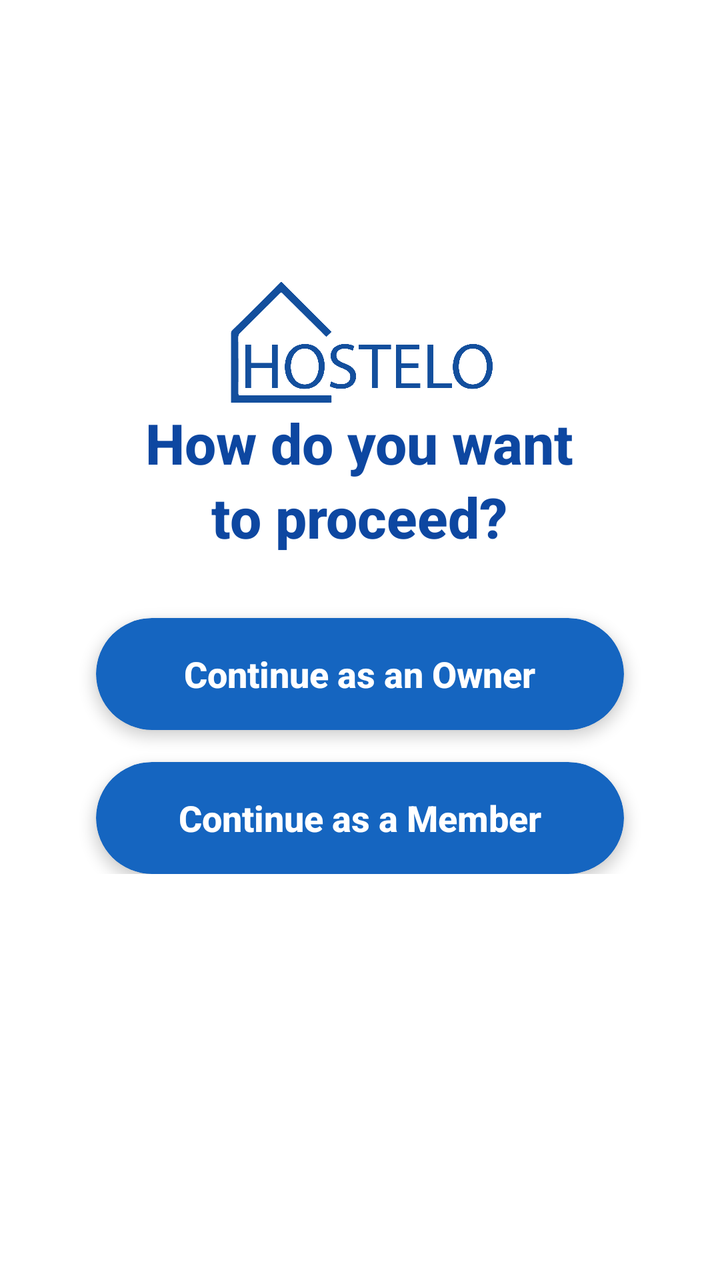
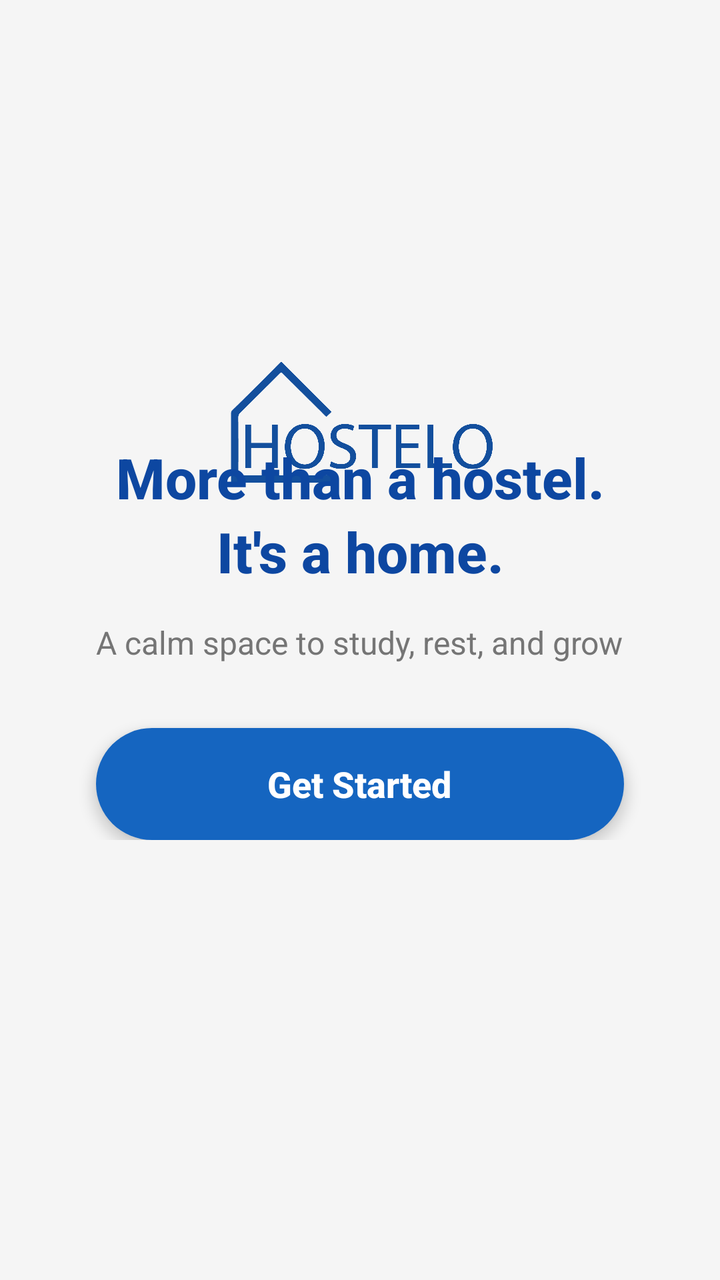

The first picture is an Android layout as it rendered before a commit; the second is the same layout after the commit. The layout source and the unified diff follow.
<!-- AndroidManifest.xml: application theme Theme.Hostello -->
<!-- res/layout/activity_intro.xml -->
<?xml version="1.0" encoding="utf-8"?>
<RelativeLayout xmlns:android="http://schemas.android.com/apk/res/android"
    xmlns:app="http://schemas.android.com/apk/res-auto"
    android:layout_width="match_parent"
    android:layout_height="match_parent"
    android:background="#FFFFFF">

    
    <ImageView
        android:id="@+id/logo"
        android:layout_width="320dp"
        android:layout_height="200dp"
        android:layout_centerHorizontal="true"
        android:layout_marginTop="80dp"
        android:src="@drawable/host_logo_02"
        android:scaleType="fitCenter"
        android:contentDescription="@string/logo" />

    
    <LinearLayout
        android:layout_width="match_parent"
        android:layout_height="wrap_content"
        android:layout_centerInParent="true"
        android:orientation="vertical"
        android:gravity="center"
        android:paddingStart="32dp"
        android:paddingEnd="32dp">

        
        <TextView
            android:id="@+id/main_heading"
            android:layout_width="wrap_content"
            android:layout_height="wrap_content"
            android:text="@string/how_do_you_want_to_proceed"
            android:textSize="28sp"
            android:textColor="#0D47A1"
            android:textStyle="bold"
            android:gravity="center"
            android:lineSpacingExtra="4dp"
            android:fontFamily="sans-serif-medium" />

        
        <androidx.cardview.widget.CardView
            android:id="@+id/owner_button"
            android:layout_width="match_parent"
            android:layout_height="56dp"
            android:layout_marginTop="32dp"
            android:layout_marginStart="16dp"
            android:layout_marginEnd="16dp"
            app:cardCornerRadius="28dp"
            app:cardElevation="4dp"
            app:cardBackgroundColor="#1565C0"
            android:clickable="true"
            android:focusable="true"
            android:foreground="?android:attr/selectableItemBackground">

            <TextView
                android:layout_width="wrap_content"
                android:layout_height="wrap_content"
                android:layout_gravity="center"
                android:text="@string/continue_as_owner"
                android:textColor="#FFFFFF"
                android:textSize="18sp"
                android:textStyle="bold"
                android:fontFamily="sans-serif-medium" />

        </androidx.cardview.widget.CardView>

        
        <androidx.cardview.widget.CardView
            android:id="@+id/member_button"
            android:layout_width="match_parent"
            android:layout_height="56dp"
            android:layout_marginTop="16dp"
            android:layout_marginStart="16dp"
            android:layout_marginEnd="16dp"
            app:cardCornerRadius="28dp"
            app:cardElevation="4dp"
            app:cardBackgroundColor="#1565C0"
            android:clickable="true"
            android:focusable="true"
            android:foreground="?android:attr/selectableItemBackground">

            <TextView
                android:layout_width="wrap_content"
                android:layout_height="wrap_content"
                android:layout_gravity="center"
                android:text="@string/continue_as_member"
                android:textColor="#FFFFFF"
                android:textSize="18sp"
                android:textStyle="bold"
                android:fontFamily="sans-serif-medium" />

        </androidx.cardview.widget.CardView>

    </LinearLayout>

</RelativeLayout>
<!-- resources referenced by this layout -->
<resources>
  <!-- drawable host_logo_02: png bitmap (drawable, 61729 bytes) -->
  <string name="continue_as_member">Continue as a Member</string>
  <string name="continue_as_owner">Continue as an Owner</string>
  <string name="how_do_you_want_to_proceed">How do you want\nto proceed?</string>
  <string name="logo">Hostello Logo</string>
  <style name="Theme.Hostello" parent="Base.Theme.Hostello" />
  <style name="Base.Theme.Hostello" parent="Theme.Material3.DayNight.NoActionBar">
          <item name="colorPrimary">@color/black</item>
      </style>
  <color name="black">#FF000000</color>
</resources>

<!-- the commit's change to res/layout/activity_intro.xml (unified diff, before → after) -->
@@ -3,7 +3,7 @@
     xmlns:app="http://schemas.android.com/apk/res-auto"
     android:layout_width="match_parent"
     android:layout_height="match_parent"
-    android:background="#FFFFFF">
+    android:background="#F5F5F5">
 
     
     <ImageView
@@ -11,10 +11,10 @@
         android:layout_width="320dp"
         android:layout_height="200dp"
         android:layout_centerHorizontal="true"
-        android:layout_marginTop="80dp"
+        android:layout_marginTop="120dp"
         android:src="@drawable/host_logo_02"
         android:scaleType="fitCenter"
-        android:contentDescription="@string/logo" />
+        android:contentDescription="Hostello Logo" />
 
     
     <LinearLayout
@@ -23,15 +23,15 @@
         android:layout_centerInParent="true"
         android:orientation="vertical"
         android:gravity="center"
-        android:paddingStart="32dp"
-        android:paddingEnd="32dp">
+        android:paddingLeft="32dp"
+        android:paddingRight="32dp">
 
         
         <TextView
             android:id="@+id/main_heading"
             android:layout_width="wrap_content"
             android:layout_height="wrap_content"
-            android:text="@string/how_do_you_want_to_proceed"
+            android:text="More than a hostel.\nIt's a home."
             android:textSize="28sp"
             android:textColor="#0D47A1"
             android:textStyle="bold"
@@ -40,56 +40,47 @@
             android:fontFamily="sans-serif-medium" />
 
         
+        <TextView
+            android:id="@+id/subtitle"
+            android:layout_width="wrap_content"
+            android:layout_height="wrap_content"
+            android:layout_marginTop="16dp"
+            android:text="A calm space to study, rest, and grow"
+            android:textSize="16sp"
+            android:textColor="#757575"
+            android:gravity="center"
+            android:fontFamily="sans-serif" />
+
+        
         <androidx.cardview.widget.CardView
-            android:id="@+id/owner_button"
+            android:id="@+id/get_started_button"
             android:layout_width="match_parent"
             android:layout_height="56dp"
             android:layout_marginTop="32dp"
-            android:layout_marginStart="16dp"
-            android:layout_marginEnd="16dp"
+            android:layout_marginLeft="16dp"
+            android:layout_marginRight="16dp"
             app:cardCornerRadius="28dp"
             app:cardElevation="4dp"
-            app:cardBackgroundColor="#1565C0"
             android:clickable="true"
             android:focusable="true"
             android:foreground="?android:attr/selectableItemBackground">
 
-            <TextView
-                android:layout_width="wrap_content"
-                android:layout_height="wrap_content"
-                android:layout_gravity="center"
-                android:text="@string/continue_as_owner"
-                android:textColor="#FFFFFF"
-                android:textSize="18sp"
-                android:textStyle="bold"
-                android:fontFamily="sans-serif-medium" />
+            <RelativeLayout
+                android:layout_width="match_parent"
+                android:layout_height="match_parent"
+                android:background="#1565C0">
 
-        </androidx.cardview.widget.CardView>
+                <TextView
+                    android:layout_width="wrap_content"
+                    android:layout_height="wrap_content"
+                    android:layout_centerInParent="true"
+                    android:text="Get Started"
+                    android:textColor="#FFFFFF"
+                    android:textSize="18sp"
+                    android:textStyle="bold"
+                    android:fontFamily="sans-serif-medium" />
 
-        
-        <androidx.cardview.widget.CardView
-            android:id="@+id/member_button"
-            android:layout_width="match_parent"
-            android:layout_height="56dp"
-            android:layout_marginTop="16dp"
-            android:layout_marginStart="16dp"
-            android:layout_marginEnd="16dp"
-            app:cardCornerRadius="28dp"
-            app:cardElevation="4dp"
-            app:cardBackgroundColor="#1565C0"
-            android:clickable="true"
-            android:focusable="true"
-            android:foreground="?android:attr/selectableItemBackground">
-
-            <TextView
-                android:layout_width="wrap_content"
-                android:layout_height="wrap_content"
-                android:layout_gravity="center"
-                android:text="@string/continue_as_member"
-                android:textColor="#FFFFFF"
-                android:textSize="18sp"
-                android:textStyle="bold"
-                android:fontFamily="sans-serif-medium" />
+            </RelativeLayout>
 
         </androidx.cardview.widget.CardView>
 
<!-- resource entries referenced after the edit -->
@@ -1,10 +1,6 @@
 <!-- resources referenced by this layout -->
 <resources>
   <!-- drawable host_logo_02: png bitmap (drawable, 61729 bytes) -->
-  <string name="continue_as_member">Continue as a Member</string>
-  <string name="continue_as_owner">Continue as an Owner</string>
-  <string name="how_do_you_want_to_proceed">How do you want\nto proceed?</string>
-  <string name="logo">Hostello Logo</string>
   <style name="Theme.Hostello" parent="Base.Theme.Hostello" />
   <style name="Base.Theme.Hostello" parent="Theme.Material3.DayNight.NoActionBar">
           <item name="colorPrimary">@color/black</item>
